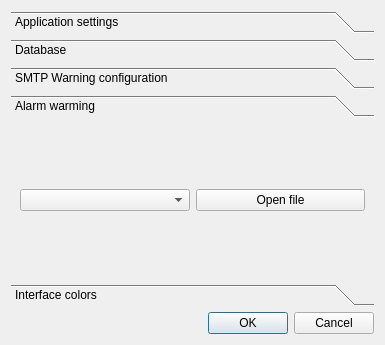
Qt form src/ui/optionsdialog.ui (seberm/salarm) before a commit.
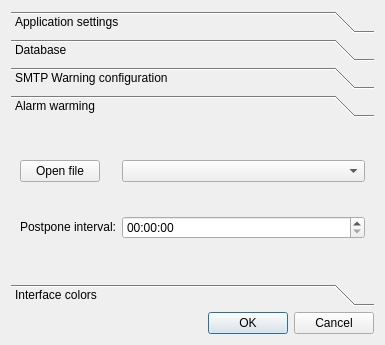
The same form after that commit. The open tabs and pages were chosen to show the change.

Commit message: The postpone function implemented

Diff of the .ui file:
```diff
--- a/src/ui/optionsdialog.ui
+++ b/src/ui/optionsdialog.ui
@@ -233,15 +233,41 @@
        <string>Alarm warming</string>
       </attribute>
       <layout class="QGridLayout" name="gridLayout_7">
-       <item row="0" column="1">
+       <item row="0" column="2">
+        <widget class="QComboBox" name="comboBoxSounds"/>
+       </item>
+       <item row="0" column="0">
         <widget class="QPushButton" name="pushButtonOpenFile">
+         <property name="sizePolicy">
+          <sizepolicy hsizetype="Fixed" vsizetype="Fixed">
+           <horstretch>0</horstretch>
+           <verstretch>0</verstretch>
+          </sizepolicy>
+         </property>
          <property name="text">
           <string>Open file</string>
          </property>
         </widget>
        </item>
-       <item row="0" column="0">
-        <widget class="QComboBox" name="comboBoxSounds"/>
+       <item row="1" column="0">
+        <widget class="QLabel" name="labelPostponeInterval">
+         <property name="sizePolicy">
+          <sizepolicy hsizetype="Fixed" vsizetype="Fixed">
+           <horstretch>0</horstretch>
+           <verstretch>0</verstretch>
+          </sizepolicy>
+         </property>
+         <property name="text">
+          <string>Postpone interval:</string>
+         </property>
+        </widget>
+       </item>
+       <item row="1" column="2">
+        <widget class="QTimeEdit" name="timeEditPostpone">
+         <property name="displayFormat">
+          <string>hh:mm:ss</string>
+         </property>
+        </widget>
        </item>
       </layout>
      </widget>
```
Left out of the diff: 20 changed lines with no effect on the pictures. The commit also changes 7 other files.
